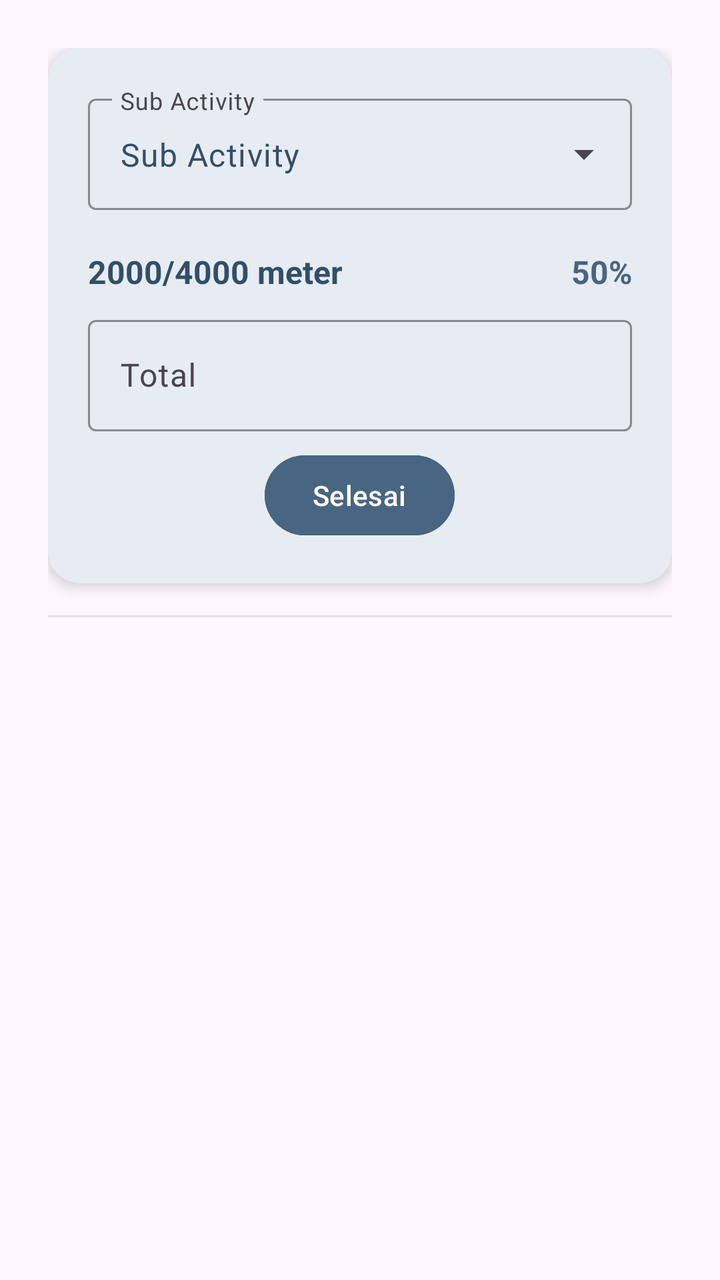
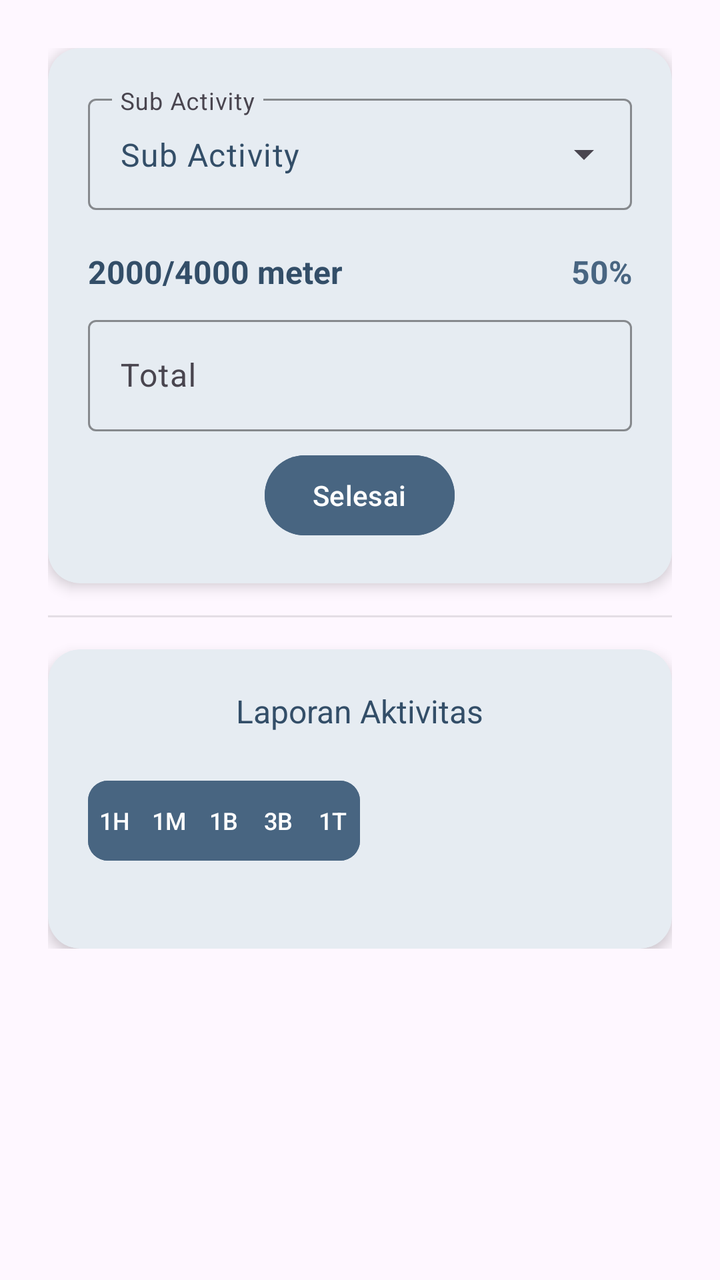

Compare the two renders of this Android layout. The source of the first and the diff that turns it into the second are given below.
<!-- AndroidManifest.xml: application theme Theme.Tiasakeun -->
<!-- res/layout/activity_detail_act.xml -->
<?xml version="1.0" encoding="utf-8"?>
<androidx.core.widget.NestedScrollView xmlns:android="http://schemas.android.com/apk/res/android"
    xmlns:app="http://schemas.android.com/apk/res-auto"
    xmlns:tools="http://schemas.android.com/tools"
    android:id="@+id/detail_act"
    android:layout_width="match_parent"
    android:layout_height="match_parent"
    tools:context=".ui.view.DetailActActivity">

    <LinearLayout
        android:layout_width="match_parent"
        android:layout_height="wrap_content"
        android:orientation="vertical"
        android:layout_margin="24dp">

        <com.google.android.material.card.MaterialCardView
            android:id="@+id/cardSubActivityProgress"
            android:layout_width="match_parent"
            android:layout_height="wrap_content"
            app:cardCornerRadius="16dp"
            app:cardElevation="4dp"
            app:strokeWidth="0dp"
            android:backgroundTint="@color/window_background">

            <LinearLayout
                android:layout_width="match_parent"
                android:layout_height="wrap_content"
                android:orientation="vertical"
                android:padding="20dp">

                <com.google.android.material.textfield.TextInputLayout
                    style="@style/Widget.Material3.TextInputLayout.OutlinedBox.ExposedDropdownMenu"
                    android:layout_width="match_parent"
                    android:layout_height="wrap_content"
                    android:hint="@string/sub_activity"
                    app:boxStrokeColor="@color/accent_blue"
                    app:hintTextColor="@color/accent_blue"
                    android:layout_marginBottom="20dp">
                    <com.google.android.material.textfield.MaterialAutoCompleteTextView
                        android:id="@+id/spSubActivity"
                        android:layout_width="match_parent"
                        android:layout_height="wrap_content"
                        android:inputType="none"
                        android:text="@string/sub_activity"
                        android:textColor="@color/primary_text"/>
                </com.google.android.material.textfield.TextInputLayout>

                <LinearLayout
                    android:id="@+id/llQuantity"
                    android:layout_width="match_parent"
                    android:layout_height="wrap_content"
                    android:orientation="vertical"
                    android:visibility="visible">
                    <LinearLayout
                        android:layout_width="match_parent"
                        android:layout_height="wrap_content"
                        android:orientation="horizontal"
                        android:layout_marginBottom="8dp">
                        <TextView
                            android:id="@+id/tvProgress"
                            android:layout_width="0dp"
                            android:layout_height="wrap_content"
                            android:layout_weight="1"
                            android:text="2000/4000 meter"
                            android:layout_gravity="center"
                            android:textSize="16sp"
                            android:textStyle="bold"
                            android:textColor="@color/primary_text" />

                        <TextView
                            android:id="@+id/tvPercentProgress"
                            android:layout_width="wrap_content"
                            android:layout_height="wrap_content"
                            android:text="50%"
                            android:textSize="16sp"
                            android:textStyle="bold"
                            android:textColor="@color/accent_blue"/>
                    </LinearLayout>

                    <com.google.android.material.textfield.TextInputLayout
                        android:layout_width="match_parent"
                        android:layout_height="wrap_content"
                        android:hint="@string/total"
                        style="@style/Widget.Material3.TextInputLayout.OutlinedBox"
                        android:layout_marginBottom="8dp"
                        app:boxStrokeColor="@color/accent_blue"
                        app:hintTextColor="@color/accent_blue">

                        <com.google.android.material.textfield.TextInputEditText
                            android:id="@+id/etQuantityTotalProgress"
                            android:layout_width="match_parent"
                            android:layout_height="wrap_content"
                            android:inputType="number"
                            android:maxLength="9"
                            android:textColor="@color/primary_text"
                            android:imeOptions="actionDone"/>
                    </com.google.android.material.textfield.TextInputLayout>
















































                </LinearLayout>

                <LinearLayout
                    android:id="@+id/llTimer"
                    android:layout_width="match_parent"
                    android:layout_height="wrap_content"
                    android:orientation="vertical"
                    android:visibility="gone">

                    <FrameLayout
                        android:layout_width="match_parent"
                        android:layout_height="wrap_content">
                        
                        <com.google.android.material.progressindicator.CircularProgressIndicator
                            android:id="@+id/cpTimber"
                            android:layout_width="wrap_content"
                            android:layout_height="wrap_content"
                            android:layout_gravity="center"
                            app:indicatorSize="220dp"
                            app:trackThickness="12dp"
                            app:trackCornerRadius="7dp"
                            android:max="100"
                            android:indeterminate="false"
                            android:progress="100"
                            app:indicatorColor="@color/accent_blue"
                            app:trackColor="#E0E0E0"/>

                        <TextView
                            android:id="@+id/tvTimer"
                            android:layout_width="wrap_content"
                            android:layout_height="wrap_content"
                            android:layout_gravity="center"
                            android:text="12:00"
                            android:textSize="32sp"
                            android:textStyle="bold"
                            android:textColor="@color/primary_text"/>
                    </FrameLayout>

                    <LinearLayout
                        android:layout_width="match_parent"
                        android:layout_height="wrap_content"
                        android:orientation="horizontal"
                        android:gravity="center">
                        <com.google.android.material.button.MaterialButton
                            android:id="@+id/btnResetTimer"
                            style="@style/Widget.Material3.Button.IconButton.Filled.Tonal"
                            android:layout_width="56dp"
                            android:layout_height="56dp"
                            app:iconGravity="textStart"
                            app:icon="@drawable/outline_autostop_24"
                            app:iconTint="@color/primary_text"/>

                        <com.google.android.material.button.MaterialButton
                            android:id="@+id/btnPlayPauseTimer"
                            style="@style/Widget.Material3.Button.IconButton.Filled.Tonal"
                            android:layout_width="72dp"
                            android:layout_height="72dp"
                            android:layout_marginStart="24dp"
                            android:gravity="center"
                            android:backgroundTint="@color/accent_blue"
                            app:icon="@drawable/outline_autoplay_24"
                            app:iconSize="32dp"
                            app:iconGravity="textStart"
                            app:iconTint="@color/white"/>
                    </LinearLayout>
                </LinearLayout>

                <TextView
                    android:id="@+id/tvNoSubActivity"
                    android:layout_width="wrap_content"
                    android:layout_height="wrap_content"
                    android:layout_gravity="center"
                    android:text="@string/data_activity_does_not_exist"
                    android:textSize="16sp"
                    android:layout_marginVertical="50dp"
                    android:textColor="@color/primary_text"
                    android:visibility="gone"/>

                <com.google.android.material.button.MaterialButton
                    android:id="@+id/btnFinish"
                    android:layout_width="wrap_content"
                    android:layout_height="wrap_content"
                    android:text="@string/finish"
                    android:backgroundTint="@color/accent_blue"
                    android:layout_gravity="center"/>

            </LinearLayout>
        </com.google.android.material.card.MaterialCardView>
        <View
            android:layout_width="match_parent"
            android:layout_height="1dp"
            android:background="#1A000000"
            android:layout_marginVertical="16dp" />
    </LinearLayout>
</androidx.core.widget.NestedScrollView>
<!-- resources referenced by this layout -->
<resources>
  <color name="accent_blue">#486581</color>
  <color name="primary_text">#334E68</color>
  <color name="white">#FFFFFFFF</color>
  <color name="window_background">#E6ECF2</color>
  <!-- drawable outline_autoplay_24 (drawable) -->
  <vector xmlns:android="http://schemas.android.com/apk/res/android" android:height="24dp" android:tint="#FFFFFF" android:viewportHeight="960" android:viewportWidth="960" android:width="24dp">
        
      <path android:fillColor="@android:color/white" android:pathData="M380,660L380,300L660,480L380,660ZM480,920Q372,920 277.5,870.5Q183,821 120,732L120,840L40,840L40,600L280,600L280,680L182,680Q233,755 311.5,797.5Q390,840 480,840Q595,840 688.5,774Q782,708 820,599L898,617Q853,753 738,836.5Q623,920 480,920ZM42,440Q49,373 74,311.5Q99,250 143,198L200,255Q168,296 148,342.5Q128,389 123,440L42,440ZM256,199L199,142Q252,98 313,72.5Q374,47 440,42L440,122Q389,127 343,147Q297,167 256,199ZM705,199Q664,167 617.5,147Q571,127 520,122L520,42Q587,48 648.5,73Q710,98 762,142L705,199ZM838,440Q833,389 813,342.5Q793,296 761,255L818,198Q862,250 887,311.5Q912,373 918,440L838,440Z"/>
      
  </vector>
  <!-- drawable outline_autostop_24 (drawable) -->
  <vector xmlns:android="http://schemas.android.com/apk/res/android" android:height="24dp" android:tint="#FFFFFF" android:viewportHeight="960" android:viewportWidth="960" android:width="24dp">
        
      <path android:fillColor="@android:color/white" android:pathData="M360,600L360,360L600,360L600,600L360,600ZM480,920Q372,920 277.5,870.5Q183,821 120,732L120,840L40,840L40,600L280,600L280,680L182,680Q233,755 311.5,797.5Q390,840 480,840Q595,840 688.5,774Q782,708 820,599L898,617Q853,753 738,836.5Q623,920 480,920ZM42,440Q49,373 74,311.5Q99,250 143,198L200,255Q168,296 148,342.5Q128,389 123,440L42,440ZM256,199L199,142Q252,98 313,72.5Q374,47 440,42L440,122Q389,127 343,147Q297,167 256,199ZM705,199Q664,167 617.5,147Q571,127 520,122L520,42Q587,48 648.5,73Q710,98 762,142L705,199ZM838,440Q833,389 813,342.5Q793,296 761,255L818,198Q862,250 887,311.5Q912,373 918,440L838,440Z"/>
      
  </vector>
  <string name="data_activity_does_not_exist">Tidak ada data aktivitas</string>
  <string name="finish">Selesai</string>
  <string name="sub_activity">Sub Activity</string>
  <string name="total">Total</string>
  <style name="Theme.Tiasakeun" parent="Base.Theme.Tiasakeun" />
  <style name="Base.Theme.Tiasakeun" parent="Theme.Material3.DayNight.NoActionBar">
          
          
          <item name="colorOnSecondaryContainer">@color/white</item>
      </style>
</resources>

<!-- the commit's change to res/layout/activity_detail_act.xml (unified diff, before → after) -->
@@ -95,54 +95,6 @@
                             android:textColor="@color/primary_text"
                             android:imeOptions="actionDone"/>
                     </com.google.android.material.textfield.TextInputLayout>
-
-
-
-
-
-
-
-
-
-
-
-
-
-
-
-
-
-
-
-
-
-
-
-
-
-
-
-
-
-
-
-
-
-
-
-
-
-
-
-
-
-
-
-
-
-
-
-
                 </LinearLayout>
 
                 <LinearLayout
@@ -236,5 +188,132 @@
             android:layout_height="1dp"
             android:background="#1A000000"
             android:layout_marginVertical="16dp" />
+
+        <com.google.android.material.card.MaterialCardView
+            android:layout_width="match_parent"
+            android:layout_height="wrap_content"
+            app:cardCornerRadius="16dp"
+            app:cardElevation="4dp"
+            app:strokeWidth="0dp"
+            android:backgroundTint="@color/window_background">
+
+            <LinearLayout
+                android:layout_width="match_parent"
+                android:layout_height="wrap_content"
+                android:orientation="vertical"
+                android:padding="20dp">
+
+                <TextView
+                    android:layout_width="wrap_content"
+                    android:layout_height="wrap_content"
+                    android:text="@string/activity_report"
+                    android:textSize="@dimen/text_size_title_medium"
+                    android:textColor="@color/primary_text"
+                    android:layout_marginBottom="20dp"
+                    android:layout_gravity="center"/>
+
+                <LinearLayout
+                    android:layout_width="match_parent"
+                    android:layout_height="wrap_content"
+                    android:orientation="horizontal">
+
+                    <com.google.android.material.button.MaterialButtonToggleGroup
+                        android:id="@+id/btnToggleDays"
+                        android:layout_width="0dp"
+                        android:layout_height="wrap_content"
+                        app:singleSelection="true"
+                        app:selectionRequired="true"
+                        app:checkedButton="@+id/btnOneDay"
+                        android:layout_weight="1">
+
+                        <com.google.android.material.button.MaterialButton
+                            android:id="@+id/btnOneDay"
+                            android:layout_weight="1"
+                            android:layout_width="0dp"
+                            android:layout_height="wrap_content"
+                            android:backgroundTint="@color/accent_blue"
+                            android:minWidth="0dp"
+                            android:padding="0dp"
+                            android:insetLeft="0dp"
+                            android:insetRight="0"
+                            android:textSize="12sp"
+                            android:maxLines="1"
+                            app:cornerRadius="10dp"
+                            android:text="@string/one_day"/>
+
+                        <com.google.android.material.button.MaterialButton
+                            android:id="@+id/btnOneWeek"
+                            android:layout_weight="1"
+                            android:layout_width="0dp"
+                            android:layout_height="wrap_content"
+                            android:backgroundTint="@color/accent_blue"
+                            android:minWidth="0dp"
+                            android:padding="0dp"
+                            android:insetLeft="0dp"
+                            android:insetRight="0"
+                            android:textSize="12sp"
+                            android:maxLines="1"
+                            android:text="@string/one_week"/>
+
+                        <com.google.android.material.button.MaterialButton
+                            android:id="@+id/btnOneMonth"
+                            android:layout_weight="1"
+                            android:layout_width="0dp"
+                            android:layout_height="wrap_content"
+                            android:backgroundTint="@color/accent_blue"
+                            android:minWidth="0dp"
+                            android:padding="0dp"
+                            android:insetLeft="0dp"
+                            android:insetRight="0"
+                            android:textSize="12sp"
+                            android:maxLines="1"
+                            android:text="@string/one_month"/>
+
+                        <com.google.android.material.button.MaterialButton
+                            android:id="@+id/btnThreeMonths"
+                            android:layout_weight="1"
+                            android:layout_width="0dp"
+                            android:layout_height="wrap_content"
+                            android:backgroundTint="@color/accent_blue"
+                            android:minWidth="0dp"
+                            android:padding="0dp"
+                            android:insetLeft="0dp"
+                            android:insetRight="0"
+                            android:textSize="12sp"
+                            android:maxLines="1"
+                            android:text="@string/three_month"/>
+
+                        <com.google.android.material.button.MaterialButton
+                            android:id="@+id/btnOnYear"
+                            android:layout_weight="1"
+                            android:layout_width="0dp"
+                            android:layout_height="wrap_content"
+                            android:backgroundTint="@color/accent_blue"
+                            android:minWidth="0dp"
+                            android:padding="0dp"
+                            android:insetLeft="0dp"
+                            android:insetRight="0"
+                            android:textSize="12sp"
+                            android:maxLines="1"
+                            app:cornerRadius="10dp"
+                            android:text="@string/one_year"/>
+                    </com.google.android.material.button.MaterialButtonToggleGroup>
+
+                    <TextView
+                        android:layout_width="0dp"
+                        android:layout_height="wrap_content"
+                        android:layout_weight="1"/>
+                </LinearLayout>
+
+                <androidx.recyclerview.widget.RecyclerView
+                    android:id="@+id/rvReporSubAcivity"
+                    android:layout_width="match_parent"
+                    android:layout_height="wrap_content"
+                    android:layout_marginBottom="20dp" />
+
+
+
+            </LinearLayout>
+        </com.google.android.material.card.MaterialCardView>
     </LinearLayout>
 </androidx.core.widget.NestedScrollView>
<!-- resource entries referenced after the edit -->
@@ -4,6 +4,7 @@
   <color name="primary_text">#334E68</color>
   <color name="white">#FFFFFFFF</color>
   <color name="window_background">#E6ECF2</color>
+  <dimen name="text_size_title_medium">16sp</dimen>
   <!-- drawable outline_autoplay_24 (drawable) -->
   <vector xmlns:android="http://schemas.android.com/apk/res/android" android:height="24dp" android:tint="#FFFFFF" android:viewportHeight="960" android:viewportWidth="960" android:width="24dp">
         
@@ -16,9 +17,15 @@
       <path android:fillColor="@android:color/white" android:pathData="M360,600L360,360L600,360L600,600L360,600ZM480,920Q372,920 277.5,870.5Q183,821 120,732L120,840L40,840L40,600L280,600L280,680L182,680Q233,755 311.5,797.5Q390,840 480,840Q595,840 688.5,774Q782,708 820,599L898,617Q853,753 738,836.5Q623,920 480,920ZM42,440Q49,373 74,311.5Q99,250 143,198L200,255Q168,296 148,342.5Q128,389 123,440L42,440ZM256,199L199,142Q252,98 313,72.5Q374,47 440,42L440,122Q389,127 343,147Q297,167 256,199ZM705,199Q664,167 617.5,147Q571,127 520,122L520,42Q587,48 648.5,73Q710,98 762,142L705,199ZM838,440Q833,389 813,342.5Q793,296 761,255L818,198Q862,250 887,311.5Q912,373 918,440L838,440Z"/>
       
   </vector>
+  <string name="activity_report">Laporan Aktivitas</string>
   <string name="data_activity_does_not_exist">Tidak ada data aktivitas</string>
   <string name="finish">Selesai</string>
+  <string name="one_day">1H</string>
+  <string name="one_month">1B</string>
+  <string name="one_week">1M</string>
+  <string name="one_year">1T</string>
   <string name="sub_activity">Sub Activity</string>
+  <string name="three_month">3B</string>
   <string name="total">Total</string>
   <style name="Theme.Tiasakeun" parent="Base.Theme.Tiasakeun" />
   <style name="Base.Theme.Tiasakeun" parent="Theme.Material3.DayNight.NoActionBar">
